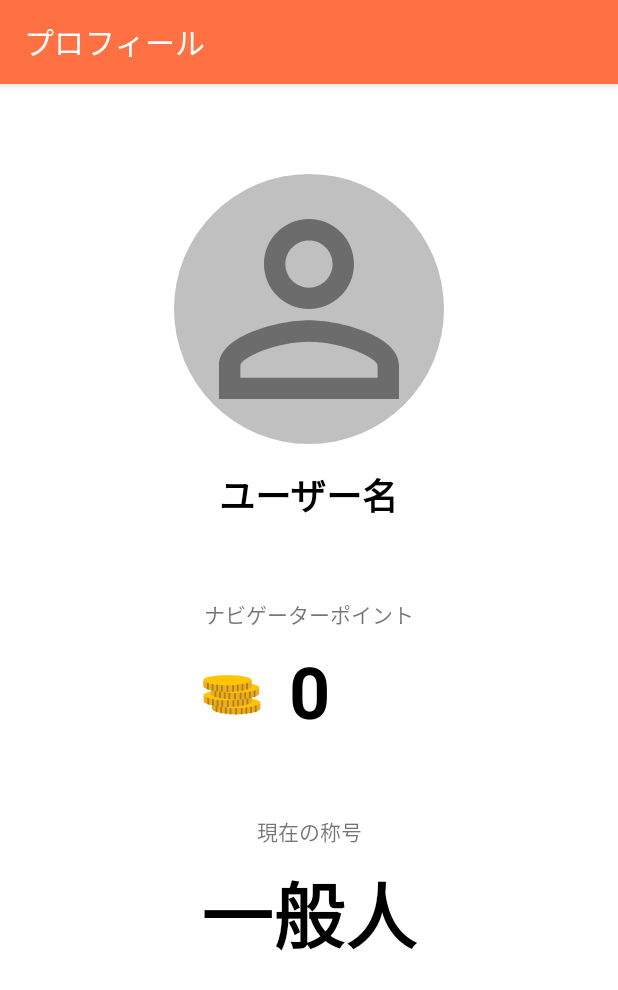
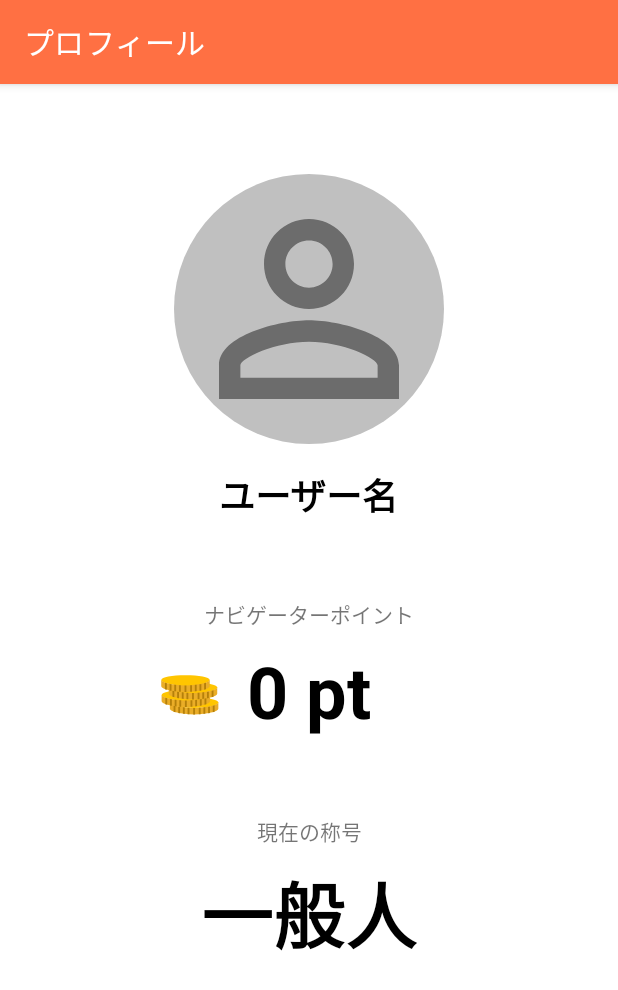
Before and after one commit to Takarkiz/SchoolFoodNavigator, an Android app: the ProfileActivity screen opened directly, with no data from a screen before it, on a phone screen of 412 x 824 dp. Shown: the top 990 px of the screen. Run offline under Robolectric (Android 15) with nearby library versions, the phone set to English and light mode, and no system bars; our stand-ins replace CircleImageView, Firebase (no records; nobody signed in at launch, a user with empty details on screens opened directly), data binding; network calls fail; 1 statement that could not run was skipped.

Commit message:
投稿でポイントが更新される

```diff
--- a/app/src/main/java/com/takhaki/schoolfoodnavigator/addShop/AddShopViewModel.kt
+++ b/app/src/main/java/com/takhaki/schoolfoodnavigator/addShop/AddShopViewModel.kt
@@ -66,6 +66,7 @@ class AddShopViewModel(application: Application) : AndroidViewModel(application)
                 result.getOrNull()?.let { id ->
                     _shopId.value = id
                     _willIntentAssesment.value = true
+                    auth.addPointShop()
                 }
 
             } else {
--- a/app/src/main/java/com/takhaki/schoolfoodnavigator/assesment/AssesmentViewModel.kt
+++ b/app/src/main/java/com/takhaki/schoolfoodnavigator/assesment/AssesmentViewModel.kt
@@ -47,6 +47,7 @@ class AssesmentViewModel : ViewModel() {
 
     fun uploadAssessment(finishUploadHander: (Result<String>) -> Unit) {
         val userId = UserAuth().currentUser?.uid?.let { it } ?: return
+        val auth = UserAuth()
 
         shopId.value?.let { id ->
             val good = goodValue.value?.let { it } ?: 3f
@@ -68,6 +69,7 @@ class AssesmentViewModel : ViewModel() {
                 if (result.isSuccess) {
                     try {
                         shopRepository.updateEdiedDate(id)
+                        auth.addPointAssessment()
                         finishUploadHander(Result.success(result.getOrThrow()))
                     } catch (e: Error) {
                         finishUploadHander(Result.failure(e))
--- a/app/src/main/res/layout/activity_main.xml
+++ b/app/src/main/res/layout/activity_main.xml
@@ -39,7 +39,6 @@
                 <TextView
                     android:layout_width="wrap_content"
                     android:layout_height="wrap_content"
-                    android:text="@string/main_view_title_home"
                     style="@style/TextAppearance.AppCompat.Widget.ActionBar.Title.Inverse"
                     app:layout_constraintStart_toEndOf="@id/iconImage"
                     app:layout_constraintTop_toTopOf="parent"
--- a/app/src/main/res/layout/activity_profile.xml
+++ b/app/src/main/res/layout/activity_profile.xml
@@ -61,7 +61,7 @@
         <TextView
             android:id="@+id/pointText"
             style="@style/profile_big_content"
-            android:text="@{profileViewModel.userPoint.toString()}"
+            android:text="@{@string/nav_point_format(profileViewModel.userPoint.toString())}"
             app:layout_constraintEnd_toEndOf="parent"
             app:layout_constraintStart_toStartOf="parent"
             app:layout_constraintTop_toBottomOf="@id/userNameTextView" />
--- a/app/src/main/res/values/strings.xml
+++ b/app/src/main/res/values/strings.xml
@@ -20,7 +20,5 @@
     <string name="nav_item_mypage">マイページ</string>
     <string name="tab_title_favorite">お気に入り</string>
 
-    <!-- TODO: Remove or change this placeholder text -->
-    <string name="hello_blank_fragment">Hello blank fragment</string>
-    <string name="main_view_title_home">ホーム</string>
+    <string name="nav_point_format">%s pt</string>
 </resources>
```
Also changed, not shown: app/src/main/java/com/takhaki/schoolfoodnavigator/Repository/UserAuth.kt (+11 -1 lines).
